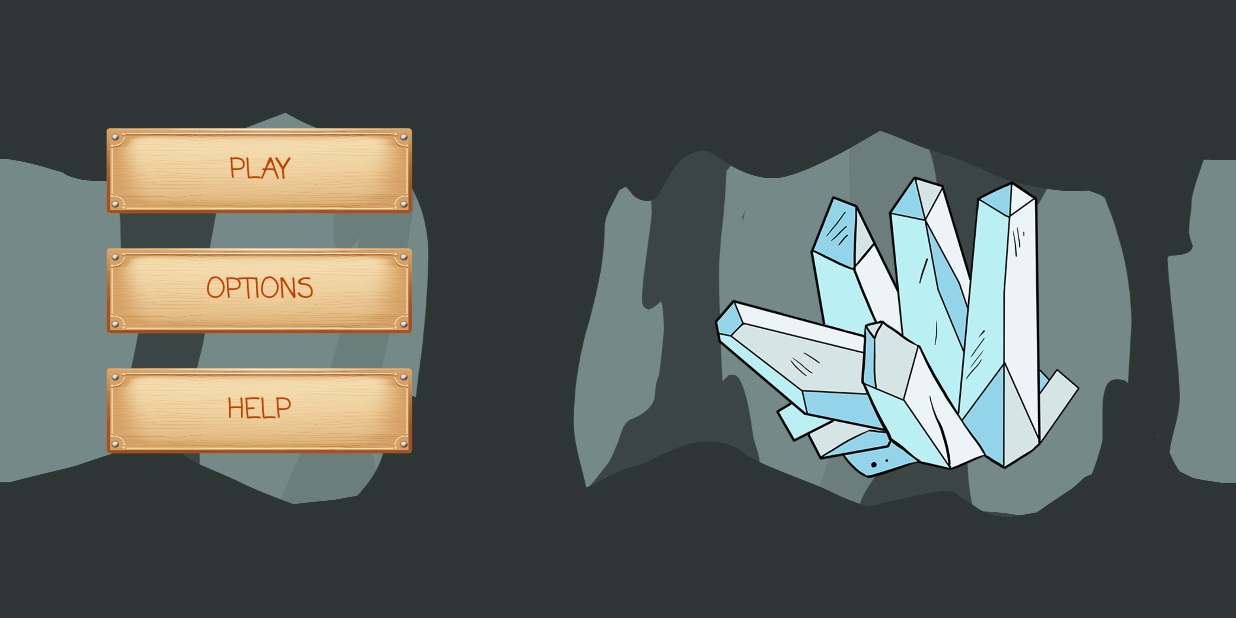
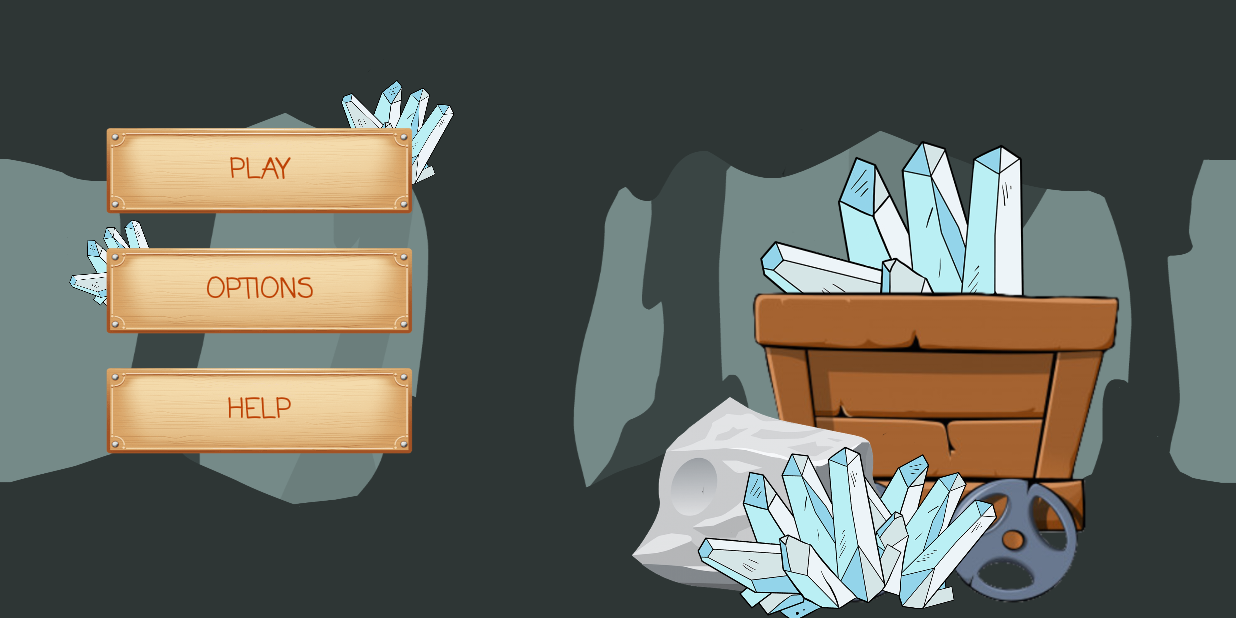
Before and after one commit to jevidin/GemMine, an Android app: the screen it shows after launch (MainActivity), on a phone screen of 824 x 412 dp (held sideways). Run offline under Robolectric (Android 15) with nearby library versions, the phone set to English and light mode, and no system bars.

Commit message:
[tamseant] added sound effect when gem is found, added vibration effects, styles main menu

```diff
--- a/app/src/main/AndroidManifest.xml
+++ b/app/src/main/AndroidManifest.xml
@@ -2,6 +2,7 @@
 <manifest xmlns:android="http://schemas.android.com/apk/res/android"
     package="com.example.assignment3">
 
+    <uses-permission android:name="android.permission.VIBRATE" />
     <application
         android:allowBackup="true"
         android:icon="@drawable/gem1"
--- a/app/src/main/java/com/example/assignment3/MainActivity.java
+++ b/app/src/main/java/com/example/assignment3/MainActivity.java
@@ -13,6 +13,7 @@ import android.graphics.BitmapFactory;
 import android.graphics.drawable.BitmapDrawable;
 import android.media.Image;
 import android.os.Bundle;
+import android.os.Handler;
 import android.view.View;
 import android.view.animation.Animation;
 import android.view.animation.AnimationUtils;
@@ -32,8 +33,6 @@ public class MainActivity extends AppCompatActivity {
         setupOptionsButton();
         setupHelpButton();
     }
-
-
 
     private void displayWelcome() {
         // code for fullscreen dialog partially taken from https://www.youtube.com/watch?v=ImV6y2K76qE
@@ -66,6 +65,13 @@ public class MainActivity extends AppCompatActivity {
         author1.startAnimation(bounce);
         author2.startAnimation(bounce);
 
+        //code to dismiss welcome page 4 seconds after animations play is taken from: https://stackoverflow.com/questions/41664409/wait-for-5-seconds
+        Handler handler = new Handler();
+        handler.postDelayed(new Runnable() {
+            public void run() {
+                dialog.dismiss();
+            }
+        }, 8500);
         cLayout.setOnClickListener(new View.OnClickListener() {
             @Override
             public void onClick(View v) {
@@ -73,23 +79,10 @@ public class MainActivity extends AppCompatActivity {
             }
         });
 
-        /*
-        Button btn2 = view.findViewById(R.id.btn_back);
-        btn2.setOnClickListener(new View.OnClickListener() {
-            @Override
-            public void onClick(View v) {
-                finish();
-                dialog.dismiss();
-
-            }
-        });*/
     }
 
     private void setupOptionsButton() {
         Button btn = findViewById(R.id.btn_options);
-        /*Bitmap originalBitmap = BitmapFactory.decodeResource(getResources(), R.drawable.jackolantern1);
-        Resources resource = getResources();
-        btn.setBackground(new BitmapDrawable(resource, originalBitmap));*/
         btn.setOnClickListener(new View.OnClickListener() {
             @Override
             public void onClick(View v) {
@@ -102,9 +95,6 @@ public class MainActivity extends AppCompatActivity {
 
     private void setupPlayButton(){
         Button btn = findViewById(R.id.btn_play);
-        /*Bitmap originalBitmap = BitmapFactory.decodeResource(getResources(), R.drawable.jackolantern1);
-        Resources resource = getResources();
-        btn.setBackground(new BitmapDrawable(resource, originalBitmap));*/
         btn.setOnClickListener(new View.OnClickListener() {
             @Override
             public void onClick(View v) {
--- a/app/src/main/res/layout/activity_main.xml
+++ b/app/src/main/res/layout/activity_main.xml
@@ -53,13 +53,84 @@
         app:layout_constraintTop_toBottomOf="@+id/btn_options" />
 
     <ImageView
-        android:id="@+id/imageView"
-        android:layout_width="419dp"
-        android:layout_height="268dp"
-        android:layout_marginTop="84dp"
-        android:layout_marginEnd="16dp"
+        android:id="@+id/imageGem1"
+        android:layout_width="290dp"
+        android:layout_height="217dp"
+        android:layout_marginBottom="120dp"
+        android:contentDescription="@string/gem"
+        app:layout_constraintBottom_toBottomOf="@+id/imageMinecart"
+        app:layout_constraintEnd_toEndOf="@+id/imageMinecart"
+        app:layout_constraintHorizontal_bias="0.0"
+        app:layout_constraintStart_toStartOf="@+id/imageMinecart"
+        app:srcCompat="@drawable/gem1"
+        />
+
+    <ImageView
+        android:id="@+id/imageMinecart"
+        android:layout_width="313dp"
+        android:layout_height="214dp"
+        android:layout_marginEnd="50dp"
+        android:layout_marginBottom="8dp"
+        android:contentDescription="@string/gem"
+        app:layout_constraintBottom_toBottomOf="parent"
         app:layout_constraintEnd_toEndOf="parent"
-        app:layout_constraintTop_toTopOf="parent"
+        app:srcCompat="@drawable/minecarts" />
+
+    <ImageView
+        android:id="@+id/imageRock1"
+        android:layout_width="190dp"
+        android:layout_height="139dp"
+        android:layout_marginEnd="92dp"
+        android:contentDescription="@string/rock"
+        app:layout_constraintBottom_toBottomOf="@+id/imageMinecart"
+        app:layout_constraintEnd_toEndOf="@+id/imageGem2"
+        app:srcCompat="@drawable/rock2" />
+
+    <ImageView
+        android:id="@+id/imageGem2"
+        android:layout_width="195dp"
+        android:layout_height="128dp"
+        android:layout_marginEnd="72dp"
+        android:rotation="40"
+        app:layout_constraintBottom_toBottomOf="parent"
+        app:layout_constraintEnd_toEndOf="@+id/imageMinecart"
+        app:srcCompat="@drawable/gem1"
+        android:contentDescription="@string/gem"/>
+
+    <ImageView
+        android:id="@+id/imageGem3"
+        android:layout_width="201dp"
+        android:layout_height="147dp"
+        android:layout_marginEnd="70dp"
+        android:contentDescription="@string/gem"
+        android:rotation="350"
+        app:layout_constraintEnd_toEndOf="@+id/imageGem2"
+        app:layout_constraintTop_toTopOf="@+id/imageGem2"
+        app:srcCompat="@drawable/gem1" />
+
+
+    <ImageView
+        android:id="@+id/imageGem4"
+        android:layout_width="89dp"
+        android:layout_height="87dp"
+        android:layout_marginStart="150dp"
+        android:layout_marginBottom="15dp"
+        android:rotation="30"
+        app:layout_constraintBottom_toBottomOf="@+id/btn_play"
+        app:layout_constraintStart_toStartOf="@+id/btn_play"
+        app:srcCompat="@drawable/gem1"
+        android:contentDescription="@string/gem"/>
+
+    <ImageView
+        android:id="@+id/imageGem5"
+        android:layout_width="81dp"
+        android:layout_height="72dp"
+        android:layout_marginEnd="160dp"
+        android:layout_marginBottom="10dp"
+        android:contentDescription="@string/gem"
+        android:rotation="340"
+        app:layout_constraintBottom_toBottomOf="@+id/btn_options"
+        app:layout_constraintEnd_toEndOf="@+id/btn_options"
         app:srcCompat="@drawable/gem1" />
 
 </androidx.constraintlayout.widget.ConstraintLayout>
--- a/app/src/main/res/layout/activity_options.xml
+++ b/app/src/main/res/layout/activity_options.xml
@@ -10,11 +10,13 @@
     <ImageView
         android:id="@+id/img_size"
         android:layout_width="619dp"
-        android:layout_height="348dp"
+        android:layout_height="0dp"
         android:layout_marginStart="16dp"
-        android:layout_marginTop="25dp"
+        android:layout_marginTop="20dp"
+        android:layout_marginBottom="20dp"
         android:contentDescription="@string/wooden_bg"
         android:scaleType="fitXY"
+        app:layout_constraintBottom_toBottomOf="parent"
         app:layout_constraintStart_toStartOf="parent"
         app:layout_constraintTop_toTopOf="parent"
         app:srcCompat="@drawable/sign1" />
--- a/app/src/main/res/layout/congratulations_layout.xml
+++ b/app/src/main/res/layout/congratulations_layout.xml
@@ -41,7 +41,7 @@
         android:layout_marginStart="27dp"
         android:layout_marginTop="15dp"
         android:layout_marginEnd="27dp"
-        android:layout_marginBottom="50dp"
+        android:layout_marginBottom="20dp"
         android:background="@drawable/sign1"
         android:fontFamily="casual"
         android:text="@string/back_menu"
--- a/app/src/main/res/values/strings.xml
+++ b/app/src/main/res/values/strings.xml
@@ -10,11 +10,12 @@
     <string name="how_to_play">Welcome to the Gem Mine! To begin playing, tap on the Play button on the Main Menu and you will be taken to the main game. Tap on a rock to mine it, if there\'s a gem in the rock then you have found a gem! If the rock is empty, it will scan and show how many gems are in its rows and columns combined. You may also tap on a revealed gem to scan. The objective is to find all the gems with the fewest scans possible. To change the number of rocks hidden , tap on the Options button on the Main Menu.</string>
     <string name="how_to_play_title">How to Play</string>
     <string name="back">back</string>
-    <string name="course_website">https://opencoursehub.cs.sfu.ca/jackt/grav-cms/cmpt276-2/home\nAuthors: Sean Tam, Jessica Li</string>
+    <string name="course_website">Authors: Sean Tam, Jessica Li\nhttps://opencoursehub.cs.sfu.ca/jackt/grav–cms/cmpt276-2/home</string>
     <string name="resources">Resources:\nhttps://cutewallpaper.org/21/pixel-cave-background/view-page-21.html\nhttps://www.deviantart.com/silverdustrailroad/favourites/79602872/background
                             \nhttps://www.pinterest.ca/pin/137993176066623292/\nhttps://www.canstockphoto.com/vector-clipart/mining-carts.html
                             \nhttps://www.kisscc0.com/clipart/train-rail-transport-passenger-car-steam-locomotiv-h1pzxb/\nhttps://www.needpix.com/photo/286179/rock-grey-square-stone-texture-surface-rough-marble-solid
                             \nhttps://pngio.com/PNG/a77370-wood-signage-png.html
+                            \nhttps://www.youtube.com/watch?v=XuWgqNqMZKk&amp;feature=emb_logo
 </string>
     <string name="play">Play</string>
     <string name="options">Options</string>
@@ -26,4 +27,6 @@
     <string name="minecart_image">Minecart Image</string>
     <string name="authors">Authors: Jessica Li and Sean Tam</string>
     <string name="skip">Tap anywhere to skip</string>
+    <string name="gem">gem</string>
+    <string name="rock">rock</string>
 </resources>
```
Also changed, not shown: app/src/main/java/com/example/assignment3/GameActivity.java (+15 -3 lines), app/src/main/res/layout/activity_help.xml (+10 -11 lines).
